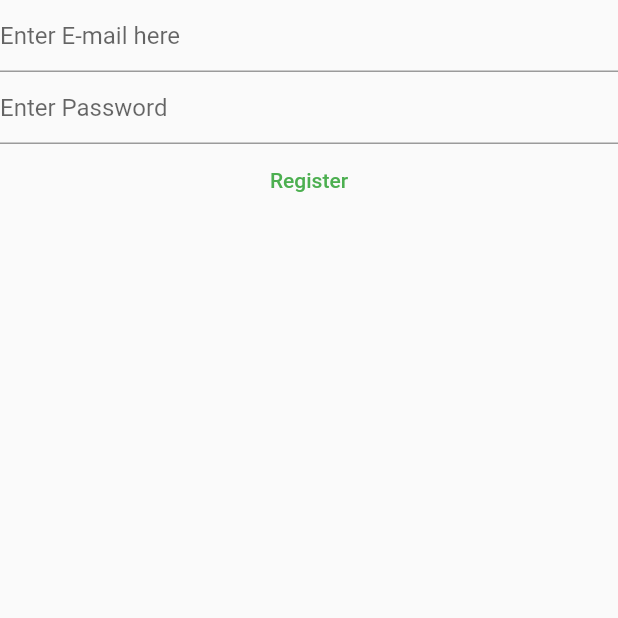
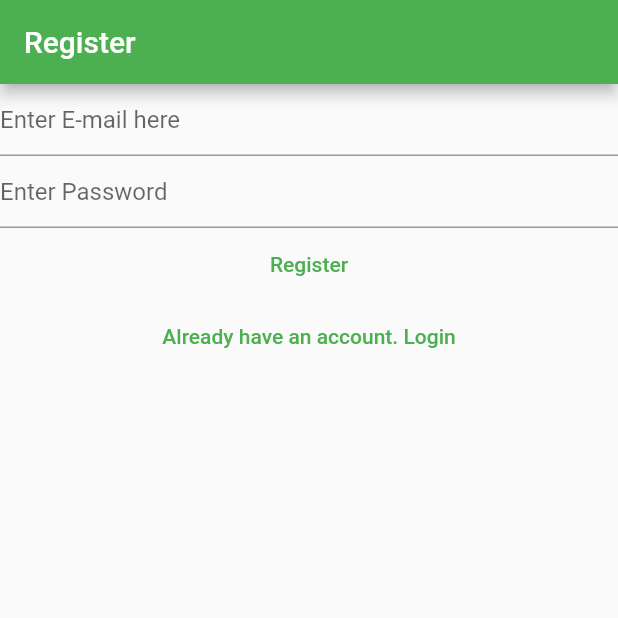
Before and after one commit to pixelbuildlab/my-note-app, a Flutter app: the RegisterView screen opened directly, on a phone screen of 412 x 824 dp, the top half of it. Run offline on Flutter 3.47's test engine with Material 2 defaults, Android fonts, the phone set to English and light mode, and no system bars; our stand-ins replace firebase_auth, firebase_core, fluttertoast; accounts and stored records are empty.

Commit message:
views fixed & separated

```diff
--- a/lib/views/login_view.dart
+++ b/lib/views/login_view.dart
@@ -1,6 +1,7 @@
 import 'package:firebase_auth/firebase_auth.dart';
 import 'package:flutter/material.dart';
 import 'package:fluttertoast/fluttertoast.dart';
+import 'package:mynoteapp/main.dart';
 
 class LoginView extends StatefulWidget {
   const LoginView({Key? key}) : super(key: key);
@@ -39,7 +40,11 @@
 
   @override
   Widget build(BuildContext context) {
-    return Column(
+    return Scaffold(
+      appBar: AppBar(
+        title: const Text('Login'),
+      ),
+      body: Column(
         children: [
           TextField(
             autocorrect: false,
@@ -60,7 +65,8 @@
               final password = _password.text;
               try {
                 final userCredential = await FirebaseAuth.instance
-                  .signInWithEmailAndPassword(email: email, password: password);
+                    .signInWithEmailAndPassword(
+                        email: email, password: password);
               } on FirebaseAuthException catch (e) {
                 switch (e.code) {
                   case 'user-not-found':
@@ -77,7 +83,14 @@
             },
             child: const Text('Login'),
           ),
+          TextButton(
+              onPressed: () {
+                Navigator.of(context)
+                    .pushNamedAndRemoveUntil('/register/', (route) => false);
+              },
+              child: const Text('Not registered yet? Register Now!'))
         ],
+      ),
     );
   }
 }
--- a/lib/views/register_view.dart
+++ b/lib/views/register_view.dart
@@ -30,7 +30,9 @@
 
   @override
   Widget build(BuildContext context) {
-    return Column(
+    return Scaffold(
+      appBar: AppBar(title: const Text('Register')),
+      body: Column(
         children: [
           TextField(
             autocorrect: false,
@@ -69,7 +71,14 @@
             },
             child: const Text('Register'),
           ),
+          TextButton(
+              onPressed: () {
+                Navigator.of(context)
+                    .pushNamedAndRemoveUntil('/login/', (route) => false);
+              },
+              child: const Text('Already have an account. Login'))
         ],
+      ),
     );
   }
 }
```
Also changed, not shown: lib/main.dart (+16 -34 lines), lib/views/verify_email_view.dart (added, +31 -0 lines). Lines whose indentation alone changed are shown as unchanged.
